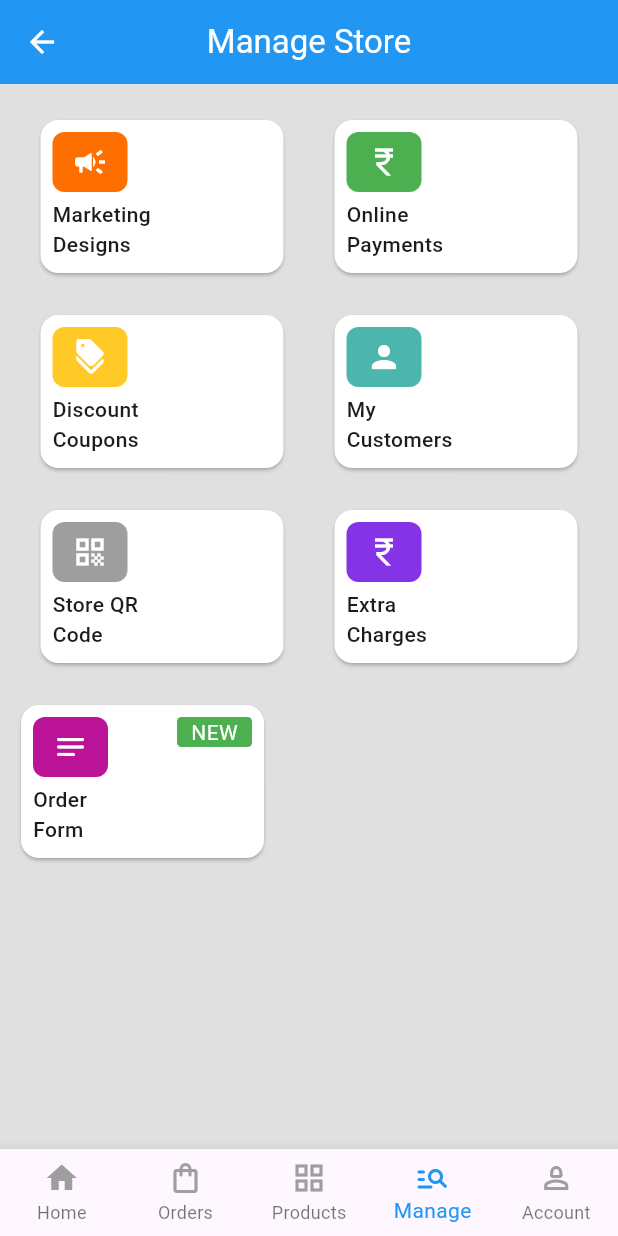
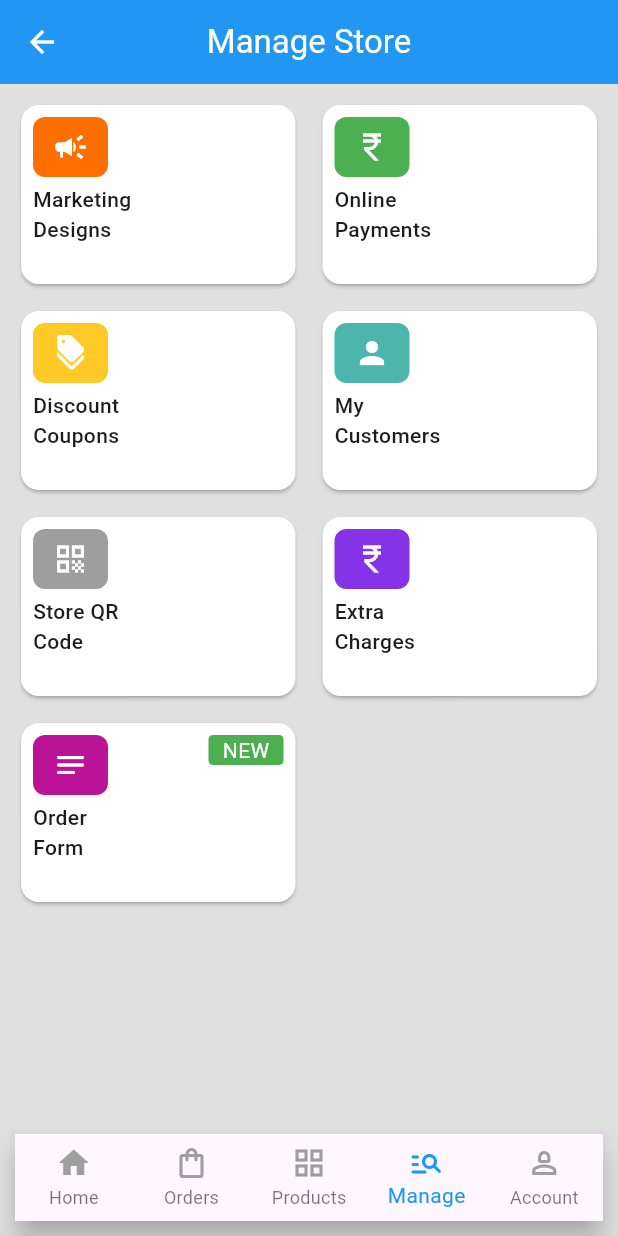
Before and after one commit to Shabeebmohmd/ui-Design, a Flutter app: the screen it shows after launch, after a tap on "Screen 2", on a phone screen of 412 x 824 dp. Run offline on Flutter 3.47's test engine with Material 3 defaults, Android fonts, the light colour scheme and no system bars; our stand-ins replace font_awesome_flutter, youtube_player_flutter.

Commit message:
Screen two

```diff
--- a/lib/functions/details.dart
+++ b/lib/functions/details.dart
@@ -1,5 +1,43 @@
+import 'package:flutter/material.dart';
+
 class Details {
-  final List<String> images = [
+  // screen two
+  List<IconData> icons = [
+    Icons.campaign,
+    Icons.currency_rupee,
+    Icons.discount,
+    Icons.person,
+    Icons.qr_code_sharp,
+    Icons.currency_rupee,
+    Icons.notes_rounded,
+  ];
+
+  List<Color> colors = [
+    Colors.amber[900]!,
+    Colors.green,
+    Colors.amber[400]!,
+    Colors.teal[300]!,
+    Colors.grey,
+    const Color.fromARGB(255, 132, 51, 230),
+    const Color.fromARGB(
+      255,
+      187,
+      19,
+      151,
+    ),
+  ];
+
+  List<String> text = [
+    'Marketing\nDesigns',
+    'Online\nPayments',
+    'Discount\nCoupons',
+    'My\nCustomers',
+    'Store QR\nCode',
+    'Extra\nCharges',
+    'Order\nForm',
+  ];
+  // screen three
+  List<String> images = [
     'assets/images/img-1.jpg',
     'assets/images/img-2.jpg',
     'assets/images/img-3.jpg',
--- a/lib/screens/home_screen.dart
+++ b/lib/screens/home_screen.dart
@@ -4,7 +4,8 @@ import 'package:week_six/screens/screen_four.dart';
 import 'package:week_six/screens/screen_one.dart';
 import 'package:week_six/screens/screen_six.dart';
 import 'package:week_six/screens/screen_three.dart';
-import 'package:week_six/screens/screen_two.dart';
+// import 'package:week_six/screens/screen_two.dart';
+import 'package:week_six/screens/screen_two1.dart';
 
 class HomeScreen extends StatefulWidget {
   const HomeScreen({super.key});
@@ -55,7 +56,7 @@ class _HomeScreenState extends State<HomeScreen> {
                     onPressed: () => Navigator.push(
                         context,
                         MaterialPageRoute(
-                            builder: (context) => const ScreenTwo())),
+                            builder: (context) => const ScreenTwo1())),
                     style: ElevatedButton.styleFrom(
                       backgroundColor: Colors.green,
                     ),
--- /dev/null
+++ b/lib/screens/screen_two1.dart
@@ -0,0 +1,157 @@
+import 'package:flutter/material.dart';
+import 'package:week_six/functions/details.dart';
+
+class ScreenTwo1 extends StatefulWidget {
+  const ScreenTwo1({super.key});
+
+  @override
+  State<ScreenTwo1> createState() => _ScreenTwo1State();
+}
+
+class _ScreenTwo1State extends State<ScreenTwo1> {
+  Details obj = Details();
+
+  @override
+  Widget build(BuildContext context) {
+    return Scaffold(
+      appBar: AppBar(
+        title: const Text(
+          'Manage Store',
+          style: TextStyle(color: Colors.white),
+        ),
+        backgroundColor: Colors.blue,
+        centerTitle: true,
+        iconTheme: const IconThemeData(color: Colors.white),
+      ),
+      body: Container(
+        color: Colors.grey[300],
+        child: Center(
+          child: Padding(
+            padding: const EdgeInsets.all(10),
+            child: Column(
+              children: [
+                Expanded(
+                  child: GridView.builder(
+                    gridDelegate:
+                        const SliverGridDelegateWithFixedCrossAxisCount(
+                      crossAxisCount: 2,
+                      crossAxisSpacing: 10.0,
+                      mainAxisSpacing: 10.0,
+                      childAspectRatio: 1.5,
+                    ),
+                    itemBuilder: (BuildContext context, int index) {
+                      return GridTile(
+                        child: Card(
+                          color: Colors.white,
+                          child: Padding(
+                            padding: const EdgeInsets.all(8.0),
+                            child: Row(
+                              children: [
+                                Column(
+                                  crossAxisAlignment: CrossAxisAlignment.start,
+                                  children: [
+                                    Container(
+                                      decoration: BoxDecoration(
+                                        borderRadius: BorderRadius.circular(8),
+                                        color: obj.colors[index],
+                                      ),
+                                      width: 50,
+                                      height: 40,
+                                      child: Icon(
+                                        obj.icons[index],
+                                        color: Colors.white,
+                                      ),
+                                    ),
+                                    const SizedBox(height: 5),
+                                    Text(
+                                      obj.text[index],
+                                      style: const TextStyle(
+                                          fontWeight: FontWeight.w500),
+                                    ),
+                                  ],
+                                ),
+                                if (index >= 6) ...[
+                                  const Spacer(),
+                                  Column(
+                                    children: [
+                                      Container(
+                                        width: 50,
+                                        height: 20,
+                                        decoration: BoxDecoration(
+                                          borderRadius:
+                                              BorderRadius.circular(3),
+                                          color: Colors.green,
+                                        ),
+                                        child: const Center(
+                                          child: Text(
+                                            'NEW',
+                                            style:
+                                                TextStyle(color: Colors.white),
+                                          ),
+                                        ),
+                                      ),
+                                    ],
+                                  ),
+                                ],
+                              ],
+                            ),
+                          ),
+                        ),
+                      );
+                    },
+                    itemCount: obj.text.length,
+                  ),
+                ),
+                Align(
+                  alignment: Alignment.bottomCenter,
+                  child: BottomNavigationBar(
+                    type: BottomNavigationBarType.fixed,
+                    items: const [
+                      BottomNavigationBarItem(
+                        icon: Icon(
+                          Icons.home,
+                          color: Colors.grey,
+                        ),
+                        label: 'Home',
+                      ),
+                      BottomNavigationBarItem(
+                        icon: Icon(
+                          Icons.shopping_bag_outlined,
+                          color: Colors.grey,
+                        ),
+                        label: 'Orders',
+                      ),
+                      BottomNavigationBarItem(
+                        icon: Icon(
+                          Icons.grid_view_outlined,
+                          color: Colors.grey,
+                        ),
+                        label: 'Products',
+                      ),
+                      BottomNavigationBarItem(
+                        icon: Icon(
+                          Icons.manage_search_rounded,
+                          color: Colors.blue,
+                        ),
+                        label: 'Manage',
+                      ),
+                      BottomNavigationBarItem(
+                        icon: Icon(
+                          Icons.person_2_outlined,
+                          color: Colors.grey,
+                        ),
+                        label: 'Account',
+                      ),
+                    ],
+                    currentIndex: 3,
+                    selectedItemColor: Colors.blue,
+                  ),
+                ),
+              ],
+            ),
+          ),
+        ),
+      ),
+    );
+  }
+}
```
